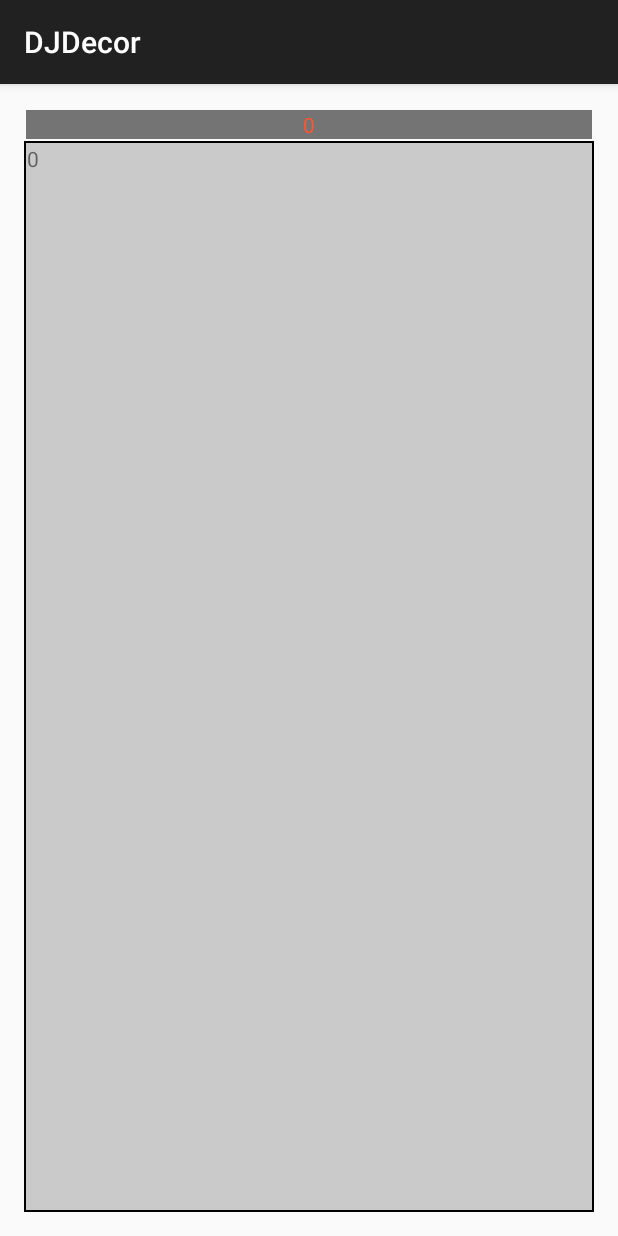
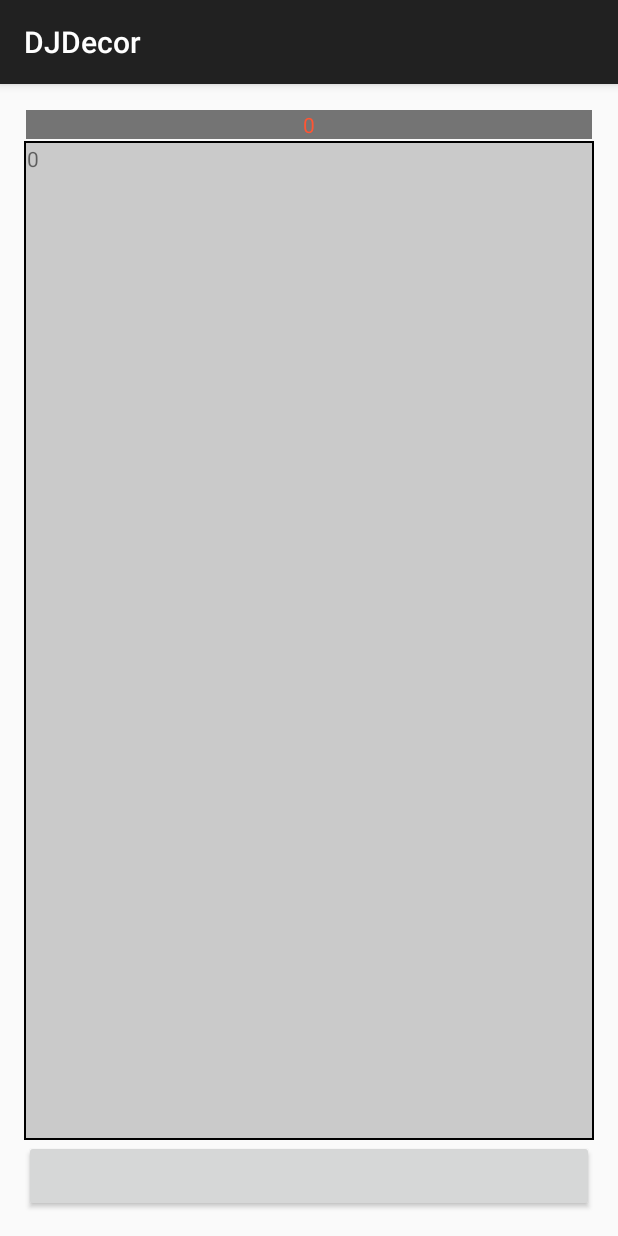
Before and after one commit to DarkJaguar91/DJDecor, an Android app: the screen it shows after launch (MainActivity), on a phone screen of 412 x 824 dp. Run offline under Robolectric (Android 15) with nearby library versions, the phone set to English and light mode, and no system bars; our stand-ins replace ButterKnife.

```diff
--- a/app/build.gradle
+++ b/app/build.gradle
@@ -22,8 +22,8 @@ android {
 dependencies {
     compile fileTree(include: ['*.jar'], dir: 'libs')
     compile 'com.android.support:appcompat-v7:22.2.1'
-//    compile project(':dj-decor')
+    compile project(':dj-decor')
     compile 'com.android.support:recyclerview-v7:22.2.1'
     compile 'com.jakewharton:butterknife:6.1.0'
-    compile 'com.darkjaguar:dj-decor:0.3.4'
+//    compile 'com.darkjaguar:dj-decor:0.3.4'
 }
--- a/app/src/main/java/com/darkjaguar/djdecor/MainActivity.java
+++ b/app/src/main/java/com/darkjaguar/djdecor/MainActivity.java
@@ -1,5 +1,6 @@
 package com.darkjaguar.djdecor;
 
+import android.content.Intent;
 import android.os.Bundle;
 import android.os.Handler;
 import android.support.v4.widget.SwipeRefreshLayout;
@@ -32,7 +33,6 @@ public class MainActivity extends AppCompatActivity {
         recyclerView.getRecyclerView().setLayoutManager(layoutManager);
         adapter = new SimpleAdapter();
         recyclerView.getRecyclerView().setAdapter(adapter);
-        recyclerView.setHideDuration(5000);
 
         recyclerView.getSwipeRefreshLayout().setOnRefreshListener(new SwipeRefreshLayout.OnRefreshListener() {
             @Override
@@ -45,6 +45,12 @@ public class MainActivity extends AppCompatActivity {
                 }, 2500);
             }
         });
+//        layoutManager.scrollToPosition(adapter.getItemCount() - 1);
 
     }
+
+    @OnClick(R.id.loaderz)
+    public void onClickerize() {
+        startActivity(new Intent(this, MainActivity.class));
+    }
 }
--- a/app/src/main/res/layout/activity_main.xml
+++ b/app/src/main/res/layout/activity_main.xml
@@ -8,9 +8,16 @@
     <com.darkjaguar.dj_decor.header.DJDecorRecyclerView
         xmlns:custom="http://schemas.android.com/apk/res/com.darkjaguar.djdecor"
         android:id="@+id/recycler"
+        android:layout_above="@+id/loaderz"
         android:layout_width="match_parent"
         android:layout_height="match_parent"
         android:scrollbars="vertical"
         custom:swipe_refresh="true"/>
 
+    <Button
+        android:id="@+id/loaderz"
+        android:layout_alignParentBottom="true"
+        android:layout_width="match_parent"
+        android:layout_height="wrap_content"/>
+
 </RelativeLayout>
--- a/dj-decor/build.gradle
+++ b/dj-decor/build.gradle
@@ -3,7 +3,7 @@ apply plugin: 'com.github.dcendents.android-maven'
 apply plugin: 'com.jfrog.bintray'
 
 // This is the library version used when deploying the artifact
-version = "0.3.4"
+version = "0.3.5"
 
 android {
     compileSdkVersion 22
--- a/dj-decor/src/main/java/com/darkjaguar/dj_decor/header/DJDecorRecyclerView.java
+++ b/dj-decor/src/main/java/com/darkjaguar/dj_decor/header/DJDecorRecyclerView.java
@@ -7,6 +7,7 @@ import android.support.v4.view.ViewCompat;
 import android.support.v4.widget.SwipeRefreshLayout;
 import android.support.v7.widget.RecyclerView;
 import android.util.AttributeSet;
+import android.util.Log;
 import android.view.ViewGroup;
 import android.widget.FrameLayout;
 import android.widget.RelativeLayout;
@@ -70,6 +71,8 @@ public class DJDecorRecyclerView extends RelativeLayout {
         } else {
             this.addView(recyclerView);
         }
+
+        recyclerView.postDelayed(hideAnimation, 1000);
     }
 
     public void showHoveringHeader(int position, float offset) {
@@ -86,6 +89,9 @@ public class DJDecorRecyclerView extends RelativeLayout {
 
     protected void createFloatingHeader() {
         floatingHeaderItem = headerDecor.headerCache.createFloatingView(this);
+        if (hoveringHeaderVisible) {
+            recyclerView.postDelayed(hideAnimation, 1000);
+        }
     }
 
     protected void display() {
@@ -155,6 +161,7 @@ public class DJDecorRecyclerView extends RelativeLayout {
         @Override
         public void onScrollStateChanged(int state) {
             super.onScrollStateChanged(state);
+            Log.i("TESTERIZE", "scroll state change: " + state);
             if (floatingHeaderItem != null) {
                 removeCallbacks(hideAnimation);
                 if (state == SCROLL_STATE_IDLE && hideFloatingView) {
```
Also changed, not shown: 2 other files.
